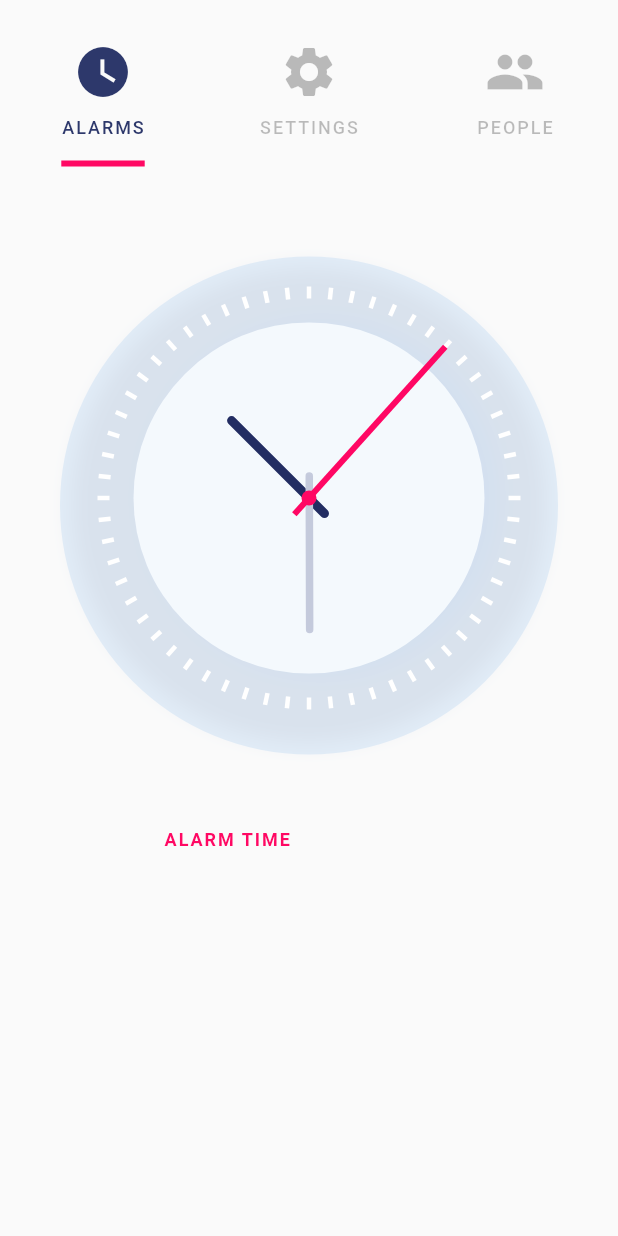
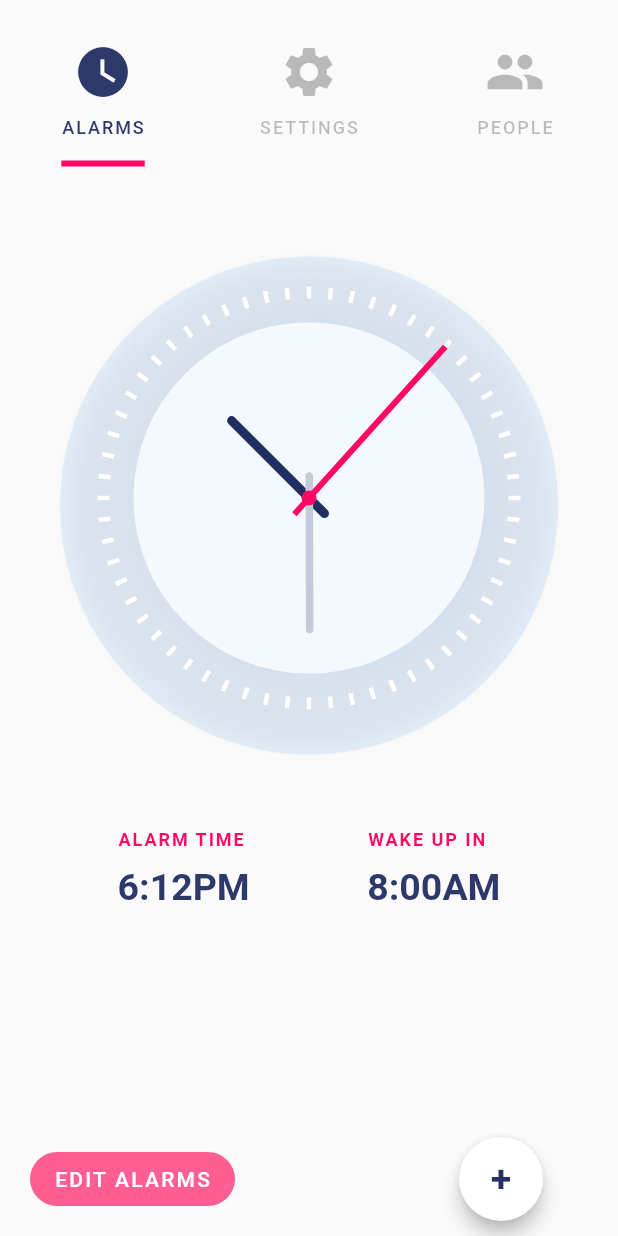
Before and after one commit to ruan65/flutter_clock_example, a Flutter app: the screen it shows after launch, on a phone screen of 412 x 824 dp. Run offline on Flutter 3.47's test engine with Material 2 defaults, Android fonts, the phone set to English and light mode, and no system bars.

Commit message:
first tab is ready

```diff
--- a/lib/screens/first_screen.dart
+++ b/lib/screens/first_screen.dart
@@ -31,9 +31,44 @@ class FirstScreen extends StatelessWidget {
                     letterSpacing: 1.3,
                   ),
                 ),
+                SizedBox(
+                  height: 10,
+                ),
+                Text(
+                  '6:12PM',
+                  style: TextStyle(
+                    color: Color(0xff2d386b),
+                    fontSize: 25,
+                    fontWeight: FontWeight.w700,
+                  ),
+                ),
               ],
             ),
-            Column(),
+            Column(
+              crossAxisAlignment: CrossAxisAlignment.start,
+              children: <Widget>[
+                Text(
+                  'WAKE UP IN',
+                  style: TextStyle(
+                    color: Color(0xffff0863),
+                    fontSize: 12,
+                    fontWeight: FontWeight.w700,
+                    letterSpacing: 1.3,
+                  ),
+                ),
+                SizedBox(
+                  height: 10,
+                ),
+                Text(
+                  '8:00AM',
+                  style: TextStyle(
+                    color: Color(0xff2d386b),
+                    fontSize: 25,
+                    fontWeight: FontWeight.w700,
+                  ),
+                ),
+              ],
+            ),
           ],
         )
       ],
--- a/lib/screens/main.dart
+++ b/lib/screens/main.dart
@@ -27,6 +27,7 @@ class AppClock extends StatelessWidget {
       child: DefaultTabController(
         length: 3,
         child: Scaffold(
+          bottomNavigationBar: BottomBar(),
           appBar: AppBar(
             elevation: 0,
             backgroundColor: Colors.transparent,
@@ -39,12 +40,11 @@ class AppClock extends StatelessWidget {
                     children: <Widget>[
                       TabBar(
                         indicator: UnderlineTabIndicator(
-                          // insets: EdgeInsets.fromLTRB(40, 20, 40, 0),
-                          borderSide: BorderSide(
-                            color: Color(0xffff0863),
-                            width: 4.0,
-                          )
-                        ),
+                            // insets: EdgeInsets.fromLTRB(40, 20, 40, 0),
+                            borderSide: BorderSide(
+                          color: Color(0xffff0863),
+                          width: 4.0,
+                        )),
                         indicatorWeight: 15,
                         indicatorSize: TabBarIndicatorSize.label,
                         labelColor: Color(0xff2d386b),
@@ -86,7 +86,9 @@ class AppClock extends StatelessWidget {
           ),
           body: TabBarView(
             children: <Widget>[
-              Center(child: FirstScreen(),),
+              Center(
+                child: FirstScreen(),
+              ),
               Text('Second screen'),
               Text('Third screen'),
             ],
@@ -96,3 +98,39 @@ class AppClock extends StatelessWidget {
     );
   }
 }
+
+class BottomBar extends StatelessWidget {
+  @override
+  Widget build(BuildContext context) {
+    return Padding(
+      padding: EdgeInsets.fromLTRB(20, 0, 50, 10),
+      child: Row(
+        mainAxisAlignment: MainAxisAlignment.spaceBetween,
+        children: <Widget>[
+          FlatButton(
+            child: Text('EDIT ALARMS', style: TextStyle(letterSpacing: 1.5)),
+            color: Color(0xffff5e92),
+            textColor: Colors.white,
+            shape:
+                RoundedRectangleBorder(borderRadius: BorderRadius.circular(20)),
+            onPressed: () {},
+          ),
+          FloatingActionButton(
+            onPressed: () {},
+            backgroundColor: Colors.white,
+            foregroundColor: Colors.black,
+            elevation: 5,
+            highlightElevation: 3,
+            child: Text(
+              '+',
+              style: TextStyle(
+                  color: Color(0xff253165),
+                  fontWeight: FontWeight.w700,
+                  fontSize: 25),
+            ),
+          )
+        ],
+      ),
+    );
+  }
+}
```
Also changed, not shown: 15 other files.
